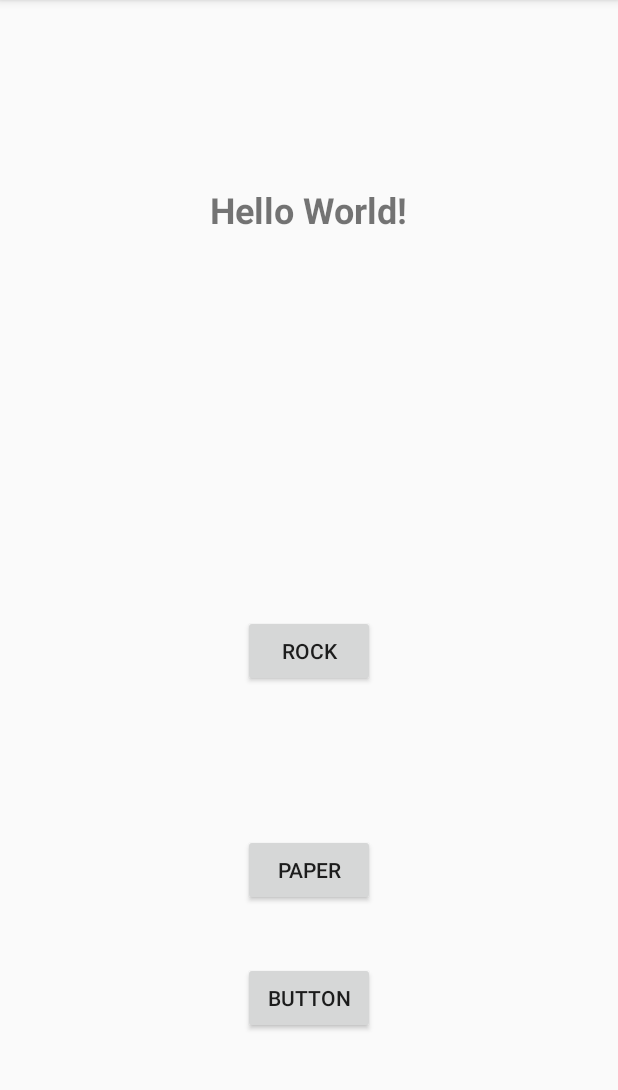
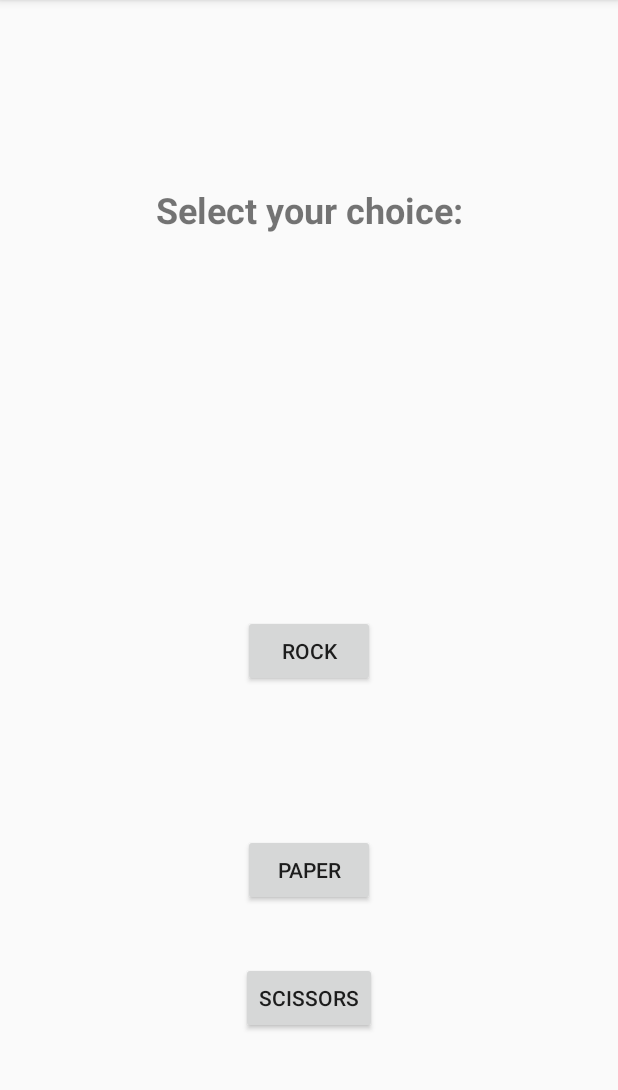
Before and after one commit to 4line-m/android__rock_paper_scissors__pair_prog_lab, an Android app: the screen it shows after launch (MainActivity), on a phone screen of 412 x 824 dp, the part 84-1174 px from its top. Run offline under Robolectric (Android 15) with nearby library versions, the phone set to English and light mode, and no system bars.

Commit message:
renamed textEdit and Scissors button + edited String result

```diff
--- a/app/src/main/java/com/example/alinemokfa/rockpaperscissors/controllers/GameActivity.java
+++ b/app/src/main/java/com/example/alinemokfa/rockpaperscissors/controllers/GameActivity.java
@@ -23,7 +23,7 @@ public class GameActivity extends AppCompatActivity {
         String computerchoice = extras.getString("computerchoice");
         String winner = extras.getString("winner");
 
-        String result = "Computer played: " + computerchoice + "\n Result is: " + winner;
+        String result = "Computer played: \n \n " + computerchoice + "\n \n \n \n Result: \n \n " + winner;
 
         gameResult.setText(result);
 
--- a/app/src/main/res/layout/activity_main.xml
+++ b/app/src/main/res/layout/activity_main.xml
@@ -10,7 +10,7 @@
         android:id="@+id/select_choices"
         android:layout_width="wrap_content"
         android:layout_height="wrap_content"
-        android:text="Hello World!"
+        android:text="@string/select_choices"
         android:textSize="24sp"
         android:textStyle="bold"
         app:layout_constraintBottom_toBottomOf="parent"
@@ -52,7 +52,7 @@
         android:layout_height="wrap_content"
         android:layout_marginBottom="8dp"
         android:layout_marginTop="8dp"
-        android:text="Button"
+        android:text="@string/scissors_button"
         app:layout_constraintBottom_toBottomOf="parent"
         app:layout_constraintHorizontal_bias="0.501"
         app:layout_constraintLeft_toLeftOf="parent"
```
